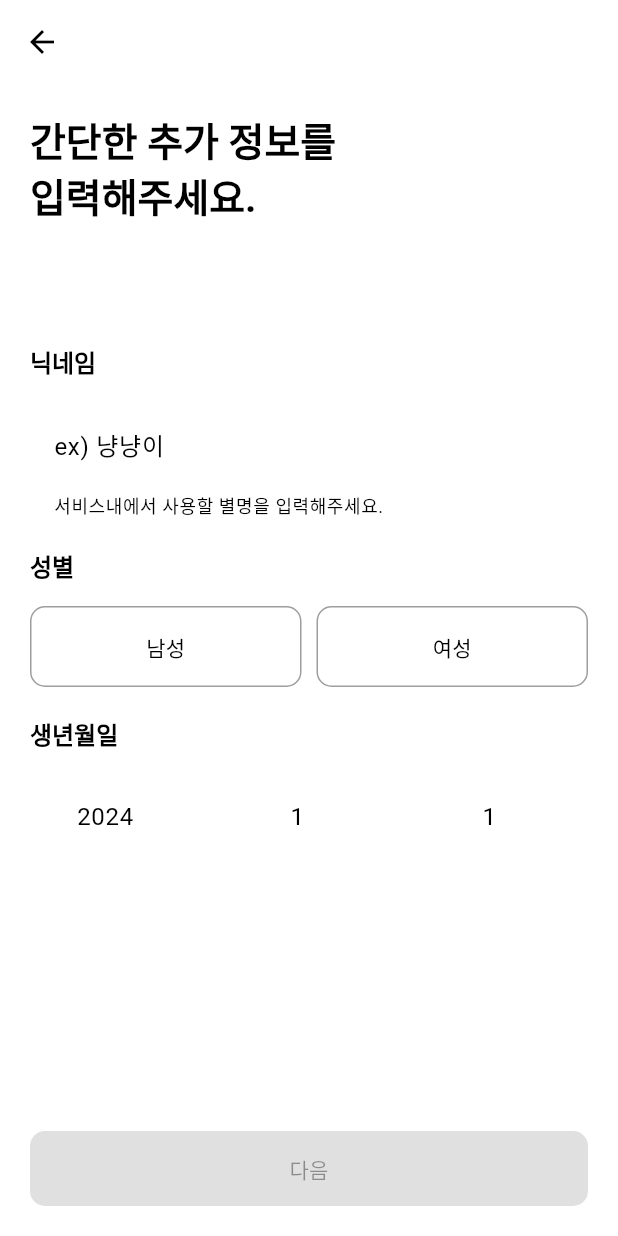
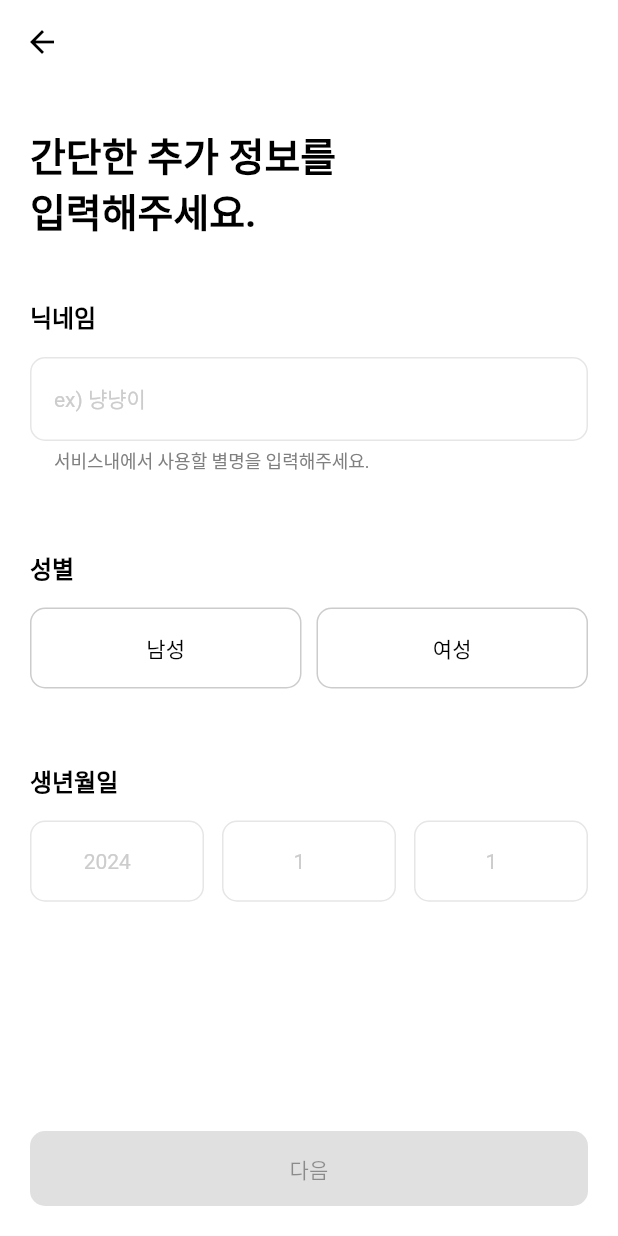
Before and after one commit to LeeHJuu/teamfit, a Flutter app: the AddUserInfoPage screen opened directly, on a phone screen of 412 x 824 dp. Run offline on Flutter 3.47's test engine with Material 3 defaults, Android fonts, the phone set to English and light mode, and no system bars; our stand-ins replace carousel_slider, cloud_firestore, easy_localization, firebase_auth, firebase_core, firebase_crashlytics and 5 more; accounts and stored records are empty.

Commit message:
design: 디자인 디테일 추가

```diff
--- a/lib/src/config/theme/custom_color.dart
+++ b/lib/src/config/theme/custom_color.dart
@@ -22,4 +22,5 @@ class CustomColor {
   static Color primary_70 = Color(0xFFfe8167);
   static Color primary_80 = Color(0xFFfeab9a);
   static Color primary_90 = Color(0xFFffd5cc);
+  static Color primary_95 = Color(0xFFffeae6);
 }
--- a/lib/src/config/theme/custom_text.dart
+++ b/lib/src/config/theme/custom_text.dart
@@ -45,6 +45,54 @@ class CustomText {
     fontSize: 16,
     fontWeight: FontWeight.w600,
     height: 1.35,
+    letterSpacing: -0.02,
+  );
+  static TextStyle Label_Heavy_L = TextStyle(
+    fontSize: 20,
+    fontWeight: FontWeight.w700,
+    height: 1.5,
+    letterSpacing: -0.02,
+  );
+  static TextStyle Label_Heavy_M = TextStyle(
+    fontSize: 16,
+    fontWeight: FontWeight.w700,
+    height: 1.5,
+    letterSpacing: -0.02,
+  );
+  static TextStyle Label_Heavy_S = TextStyle(
+    fontSize: 14,
+    fontWeight: FontWeight.w700,
+    height: 1.5,
+    letterSpacing: -0.02,
+  );
+  static TextStyle Label_Heavy_XS = TextStyle(
+    fontSize: 12,
+    fontWeight: FontWeight.w700,
+    height: 1.5,
+    letterSpacing: -0.02,
+  );
+  static TextStyle Label_Light_L = TextStyle(
+    fontSize: 20,
+    fontWeight: FontWeight.w500,
+    height: 1.5,
+    letterSpacing: -0.02,
+  );
+  static TextStyle Label_Light_M = TextStyle(
+    fontSize: 16,
+    fontWeight: FontWeight.w500,
+    height: 1.5,
+    letterSpacing: -0.02,
+  );
+  static TextStyle Label_Light_S = TextStyle(
+    fontSize: 14,
+    fontWeight: FontWeight.w500,
+    height: 1.5,
+    letterSpacing: -0.02,
+  );
+  static TextStyle Label_Light_XS = TextStyle(
+    fontSize: 12,
+    fontWeight: FontWeight.w500,
+    height: 1.5,
     letterSpacing: -0.02,
   );
   static TextStyle Body_Heavy_M = TextStyle(
--- a/lib/src/config/theme/theme.dart
+++ b/lib/src/config/theme/theme.dart
@@ -10,4 +10,20 @@ final theme = ThemeData(
   bottomNavigationBarTheme: BottomNavigationBarThemeData(
     backgroundColor: Colors.white,
   ),
+  dividerTheme: DividerThemeData(
+    color: CustomColor.gray_80,
+    indent: 20,
+    endIndent: 20,
+  ),
+  outlinedButtonTheme: OutlinedButtonThemeData(
+    style: OutlinedButton.styleFrom(
+      side: BorderSide(
+        // width: 1.2,
+        color: CustomColor.primary_60,
+        style: BorderStyle.solid,
+      ),
+      backgroundColor: CustomColor.primary_95,
+      foregroundColor: Colors.black,
+    ),
+  ),
 );
--- a/lib/src/presentation/views/home/pages/home_tap_page/widgets/project_schedule_preview_box.dart
+++ b/lib/src/presentation/views/home/pages/home_tap_page/widgets/project_schedule_preview_box.dart
@@ -1,7 +1,6 @@
 import 'package:easy_localization/easy_localization.dart';
 import 'package:flutter/material.dart';
 import 'package:teamfit/src/presentation/views/home/pages/home_tap_page/widgets/project_schedule_preview.dart';
-import 'package:teamfit/src/presentation/views/project_callendar_tap_page/project_callendar_tap_page.dart';
 import 'package:teamfit/src/presentation/widgets/rounded_container.dart';
 
 class ProjectSchedulePreviewBox extends StatelessWidget {
@@ -21,7 +20,7 @@ class ProjectSchedulePreviewBox extends StatelessWidget {
             child: SizedBox(
               width: double.infinity,
               height: 50,
-              child: FilledButton(
+              child: OutlinedButton(
                 onPressed: () {},
                 child: Text('home_page.record_work'.tr()),
               ),
--- a/lib/src/presentation/views/signup/add_user_info_page.dart
+++ b/lib/src/presentation/views/signup/add_user_info_page.dart
@@ -1,5 +1,6 @@
 import 'package:flutter/material.dart';
 import 'package:flutter_riverpod/flutter_riverpod.dart';
+import 'package:teamfit/src/config/theme/custom_color.dart';
 import 'package:teamfit/src/config/theme/custom_text.dart';
 import 'package:teamfit/src/presentation/viewmodels/login_view_model.dart';
 import 'package:teamfit/src/presentation/views/signup/add_user_role_page.dart';
@@ -23,6 +24,7 @@ class _AddUserInfoPageState extends ConsumerState<AddUserInfoPage> {
   final TextEditingController _birthYearController = TextEditingController();
   final TextEditingController _birthMonthController = TextEditingController();
   final TextEditingController _birthDayController = TextEditingController();
+
   final FocusNode _birthYearFocusNode = FocusNode();
   final FocusNode _birthMonthFocusNode = FocusNode();
   final FocusNode _birthDayFocusNode = FocusNode();
@@ -54,54 +56,44 @@ class _AddUserInfoPageState extends ConsumerState<AddUserInfoPage> {
     String monthText = _birthMonthController.text;
     String dayText = _birthDayController.text;
 
-    // 숫자 외의 문자가 포함된 경우
     if (!_isNumeric(yearText) ||
         !_isNumeric(monthText) ||
         !_isNumeric(dayText)) {
-      setState(() {
-        birthdayHelperText = '숫자만 입력 가능합니다.';
-      });
+      _setBirthdayHelperText('숫자만 입력 가능합니다.');
       return;
     }
 
-    // 연도 유효성 검사
     int year = int.tryParse(yearText) ?? 0;
     int currentYear = DateTime.now().year;
     if (year < 1900 || year > currentYear) {
-      setState(() {
-        birthdayHelperText = '유효한 연도를 입력하세요.';
-      });
+      _setBirthdayHelperText('유효한 연도를 입력하세요.');
       return;
     }
 
-    // 월 유효성 검사
     int month = int.tryParse(monthText) ?? 0;
     if (month < 1 || month > 12) {
-      setState(() {
-        birthdayHelperText = '1월부터 12월까지 입력하세요.';
-      });
+      _setBirthdayHelperText('1월부터 12월까지 입력하세요.');
       return;
     }
 
-    // 일 유효성 검사
     int day = int.tryParse(dayText) ?? 0;
     if (day < 1 || day > _daysInMonth(month, year)) {
-      setState(() {
-        birthdayHelperText = '유효한 일을 입력하세요.';
-      });
+      _setBirthdayHelperText('유효한 일을 입력하세요.');
       return;
     }
 
-    // 오늘 날짜를 넘는지 검사
     DateTime inputDate = DateTime(year, month, day);
     if (inputDate.isAfter(DateTime.now())) {
-      setState(() {
-        birthdayHelperText = '오늘 날짜를 넘을 수 없습니다.';
-      });
+      _setBirthdayHelperText('오늘 날짜를 넘을 수 없습니다.');
+      return;
     }
 
+    _setBirthdayHelperText('');
+  }
+
+  void _setBirthdayHelperText(String message) {
     setState(() {
-      birthdayHelperText = '';
+      birthdayHelperText = message;
     });
   }
 
@@ -116,15 +108,13 @@ class _AddUserInfoPageState extends ConsumerState<AddUserInfoPage> {
   @override
   Widget build(BuildContext context) {
     return GestureDetector(
-      onTap: () {
-        FocusScope.of(context).unfocus();
-      },
+      onTap: () => FocusScope.of(context).unfocus(),
       child: Scaffold(
         appBar: AppBar(),
         body: Column(
           children: [
             SignInStepTitle('간단한 추가 정보를\n입력해주세요.'),
-            _infomationInputBox(),
+            _informationInputBox(),
             _nextStepButton(context),
           ],
         ),
@@ -138,7 +128,6 @@ class _AddUserInfoPageState extends ConsumerState<AddUserInfoPage> {
       isPossible: _isPossible,
       moveNext: () {
         final loginVM = ref.read(loginViewModel.notifier);
-
         final nickname = _nameTextController.text.trim();
         final gender = selectedGender;
         final birthday = DateTime.parse(
@@ -146,14 +135,6 @@ class _AddUserInfoPageState extends ConsumerState<AddUserInfoPage> {
         );
 
         loginVM.setUserInfo(nickname, gender, birthday);
-
-        // 일단 여기서 계정 생성.
-        // loginVM.uploadUserData();
-        // Navigator.pushAndRemoveUntil(
-        //   context,
-        //   MaterialPageRoute(builder: (context) => HomePage()),
-        //   ModalRoute.withName('/'),
-        // );
         Navigator.push(
           context,
           MaterialPageRoute(builder: (context) => AddUserRolePage()),
@@ -162,11 +143,10 @@ class _AddUserInfoPageState extends ConsumerState<AddUserInfoPage> {
     );
   }
 
-  Widget _infomationInputBox() {
+  Widget _informationInputBox() {
     return Expanded(
       child: ListView(
         children: [
-          SizedBox(height: 50),
           InputBoxItem(title: '닉네임', body: _nicknameInputField()),
           InputBoxItem(title: '성별', body: _genderInputField()),
           InputBoxItem(title: '생년월일', body: _birthdayInputField()),
@@ -180,34 +160,28 @@ class _AddUserInfoPageState extends ConsumerState<AddUserInfoPage> {
       children: [
         Row(
           children: [
-            Expanded(
-              child: _birthdayInputBox(
+            _buildDateInput(
               '2024',
               '년',
               _birthYearController,
               _birthYearFocusNode,
               _birthMonthFocusNode,
             ),
-            ),
             SizedBox(width: 12),
-            Expanded(
-              child: _birthdayInputBox(
+            _buildDateInput(
               '1',
               '월',
               _birthMonthController,
               _birthMonthFocusNode,
               _birthDayFocusNode,
             ),
-            ),
             SizedBox(width: 12),
-            Expanded(
-              child: _birthdayInputBox(
+            _buildDateInput(
               '1',
               '일',
               _birthDayController,
               _birthDayFocusNode,
               null,
-              ),
             ),
           ],
         ),
@@ -216,6 +190,52 @@ class _AddUserInfoPageState extends ConsumerState<AddUserInfoPage> {
           style: CustomText.Caption_M.copyWith(color: Colors.red),
         ),
       ],
+    );
+  }
+
+  Widget _buildDateInput(
+    String hint,
+    String unit,
+    TextEditingController controller,
+    FocusNode focusNode,
+    FocusNode? nextFocusNode,
+  ) {
+    return Expanded(
+      child: TextField(
+        controller: controller,
+        focusNode: focusNode,
+        textInputAction: TextInputAction.next,
+        onSubmitted: (_) => FocusScope.of(context).requestFocus(nextFocusNode),
+        onChanged: (value) {
+          _updateIsPossible();
+          _validateInput();
+        },
+        style: CustomText.Body_Heavy_M,
+        textAlign: TextAlign.center,
+        keyboardType: TextInputType.numberWithOptions(),
+        decoration: InputDecoration(
+          hint: Text(
+            hint,
+            style: CustomText.Body_Light_M.copyWith(color: CustomColor.gray_80),
+            textAlign: TextAlign.center,
+          ),
+          suffix: Text(
+            unit,
+            style: CustomText.Label_Heavy_S.copyWith(
+              color: CustomColor.gray_30,
+            ),
+          ),
+          border: OutlineInputBorder(borderRadius: BorderRadius.circular(10)),
+          enabledBorder: OutlineInputBorder(
+            borderSide: BorderSide(color: CustomColor.gray_90),
+            borderRadius: BorderRadius.circular(10),
+          ),
+          focusedBorder: OutlineInputBorder(
+            borderSide: BorderSide(color: CustomColor.primary_60),
+            borderRadius: BorderRadius.circular(10),
+          ),
+        ),
+      ),
     );
   }
 
@@ -234,34 +254,6 @@ class _AddUserInfoPageState extends ConsumerState<AddUserInfoPage> {
     );
   }
 
-  TextField _birthdayInputBox(
-    String hint,
-    String unit,
-    TextEditingController textController,
-    FocusNode focusNode,
-    FocusNode? nextFocusNode,
-  ) {
-    return TextField(
-      controller: textController,
-      focusNode: focusNode,
-      textInputAction: TextInputAction.next,
-      onSubmitted: (_) {
-        FocusScope.of(context).requestFocus(nextFocusNode);
-      },
-      onChanged: (value) {
-        _updateIsPossible();
-        _validateInput();
-      },
-      textAlign: TextAlign.center,
-      keyboardType: TextInputType.numberWithOptions(),
-      decoration: InputDecoration(
-        hintText: hint,
-        suffixText: unit,
-        border: OutlineInputBorder(borderRadius: BorderRadius.circular(10)),
-      ),
-    );
-  }
-
   Widget _genderButton(int gender) {
     return Expanded(
       child: CustomSelectButton(
--- a/lib/src/presentation/views/signup/add_user_role_page.dart
+++ b/lib/src/presentation/views/signup/add_user_role_page.dart
@@ -38,7 +38,6 @@ class _AddUserRolePageState extends ConsumerState<AddUserRolePage> {
       body: Column(
         children: [
           SignInStepTitle('나의 직무 또는 전공을\n선택해주세요.'),
-          SizedBox(height: 50),
           _userRoleTagsBox(),
           NextStepBottomButton(
             title: '다음',
--- a/lib/src/presentation/views/signup/widgets/sign_in_step_title.dart
+++ b/lib/src/presentation/views/signup/widgets/sign_in_step_title.dart
@@ -8,7 +8,7 @@ class SignInStepTitle extends StatelessWidget {
   @override
   Widget build(BuildContext context) {
     return Container(
-      padding: EdgeInsets.all(20),
+      padding: EdgeInsets.symmetric(horizontal: 20, vertical: 30),
       width: double.infinity,
       child: Text(title, style: CustomText.Headline_M),
     );
--- a/lib/src/presentation/widgets/custom_select_button.dart
+++ b/lib/src/presentation/widgets/custom_select_button.dart
@@ -26,13 +26,13 @@ class _CustomSelectButtonState extends State<CustomSelectButton> {
           widget.onPress();
         },
         style: OutlinedButton.styleFrom(
-          foregroundColor:
-              widget.isSelected ? CustomColor.primary_60 : Colors.black,
+          backgroundColor:
+              widget.isSelected ? CustomColor.primary_95 : Colors.white,
           side: BorderSide(
             color:
                 widget.isSelected
                     ? CustomColor.primary_60
-                    : Colors.grey, // 테두리 색상 변경
+                    : CustomColor.gray_80,
           ),
           shape: RoundedRectangleBorder(
             borderRadius: BorderRadiusGeometry.circular(10),
--- a/lib/src/presentation/widgets/custom_text_field.dart
+++ b/lib/src/presentation/widgets/custom_text_field.dart
@@ -1,12 +1,14 @@
 import 'package:flutter/material.dart';
+import 'package:teamfit/src/config/theme/custom_color.dart';
+import 'package:teamfit/src/config/theme/custom_text.dart';
 
 class CustomTextField extends StatelessWidget {
-  TextEditingController textController;
-  int? maxLength;
-  int? minLine;
-  String? hintText;
-  String? helperText;
-  void Function()? onchange;
+  final TextEditingController textController;
+  final int? maxLength;
+  final int? minLine;
+  final String? hintText;
+  final String? helperText;
+  final void Function()? onchange;
 
   CustomTextField({
     required this.textController,
@@ -26,10 +28,30 @@ class CustomTextField extends StatelessWidget {
       maxLines: minLine ?? 1,
       keyboardType: TextInputType.multiline,
       decoration: InputDecoration(
-        hintText: hintText,
-        helperText: helperText,
-        border: OutlineInputBorder(borderRadius: BorderRadius.circular(10)),
+        // hintText: hintText,
+        // helperText: helperText,
+        hint: Text(
+          hintText ?? '',
+          style: CustomText.Body_Light_M.copyWith(color: CustomColor.gray_80),
+        ),
+        helper: Text(
+          helperText ?? '',
+          style: CustomText.Body_Light_XS.copyWith(color: CustomColor.gray_50),
+        ),
+        enabledBorder: OutlineInputBorder(
+          borderSide: BorderSide(color: CustomColor.gray_90),
+          borderRadius: BorderRadius.circular(10),
+        ),
+        focusedBorder: OutlineInputBorder(
+          borderSide: BorderSide(color: CustomColor.primary_60),
+          borderRadius: BorderRadius.circular(10),
+        ),
       ),
+      onChanged: (value) {
+        if (onchange != null) {
+          onchange!();
+        }
+      },
     );
   }
 }
--- a/lib/src/presentation/widgets/input_box_item.dart
+++ b/lib/src/presentation/widgets/input_box_item.dart
@@ -10,7 +10,7 @@ class InputBoxItem extends StatelessWidget {
   @override
   Widget build(BuildContext context) {
     return Padding(
-      padding: const EdgeInsets.symmetric(horizontal: 20, vertical: 10),
+      padding: const EdgeInsets.only(right: 20, left: 20, top: 10, bottom: 40),
       child: Column(
         crossAxisAlignment: CrossAxisAlignment.start,
         children: [
```
Also changed, not shown: lib/src/presentation/views/signup/add_user_stack_page.dart (+15 -2 lines), lib/src/presentation/views/signup/service_agreement_page.dart (+7 -1 lines), lib/src/presentation/widgets/custom_dropdown_menu.dart (+49 -9 lines). Lines whose indentation alone changed are shown as unchanged.
